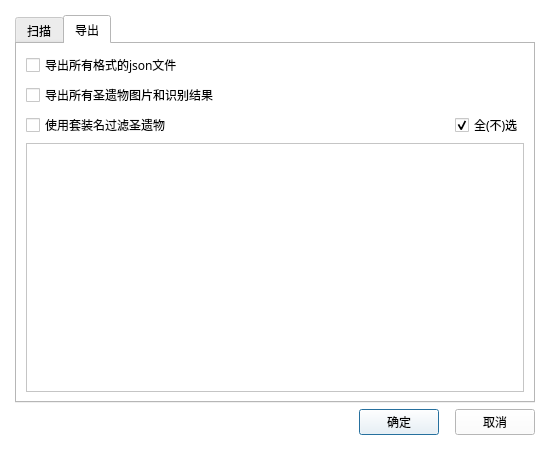
This is ui_dev/Amenoma_ExtraSettings_Dialog.ui in daydreaming666/Amenoma as Qt 5 draws it before an edit. The edited form follows.
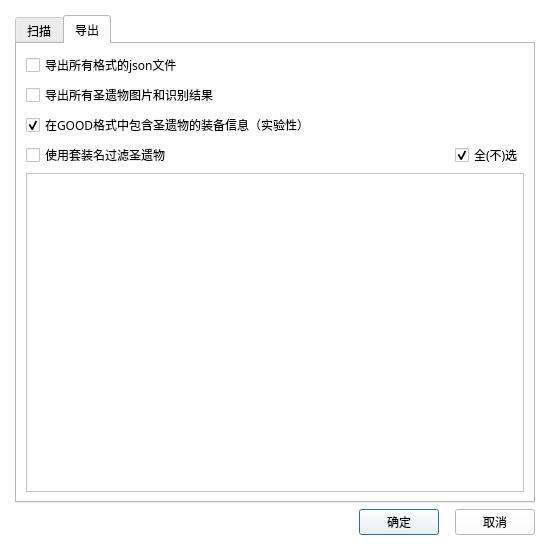
This is the edited form. The open tabs and pages were chosen to show the change.

The edit to the form file:
```diff
--- a/ui_dev/Amenoma_ExtraSettings_Dialog.ui
+++ b/ui_dev/Amenoma_ExtraSettings_Dialog.ui
@@ -7,7 +7,7 @@
     <x>0</x>
     <y>0</y>
     <width>550</width>
-    <height>450</height>
+    <height>550</height>
    </rect>
   </property>
   <property name="palette">
@@ -515,6 +515,16 @@
          </property>
         </widget>
        </item>
+       <item>
+        <widget class="QCheckBox" name="checkBox_6">
+         <property name="text">
+          <string>在GOOD格式中包含圣遗物的装备信息（实验性）</string>
+         </property>
+         <property name="checked">
+          <bool>true</bool>
+         </property>
+        </widget>
+       </item>
        <item>
         <layout class="QHBoxLayout" name="horizontalLayout_2">
          <item>
```
Left out of the diff: 20 changed lines with no effect on the pictures.
